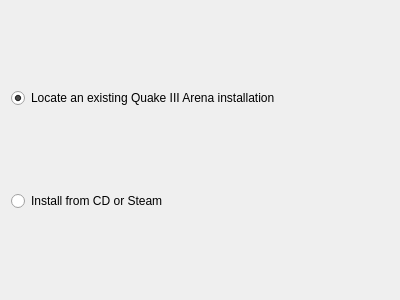
This is installwizard_installtype.ui in ioquake/launch as Qt 5 draws it before an edit. The edited form follows.
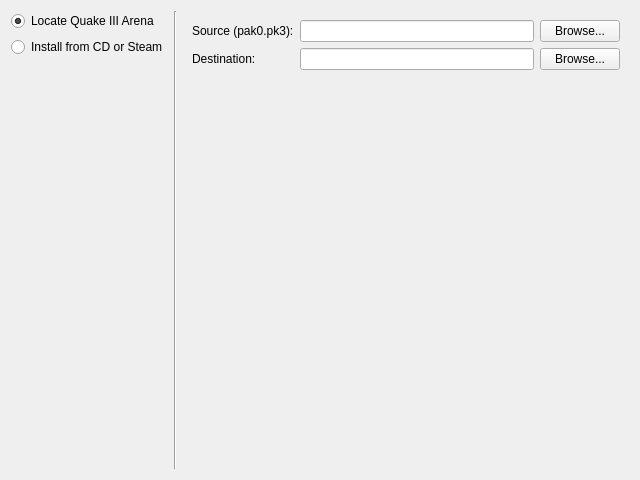
This is the edited form. The open tabs and pages were chosen to show the change.

Commit message: Merge the installtype, install and locate wizard pages into one page with a QStackedWidget.

The edit to the form file:
```diff
--- a/installwizard_installtype.ui
+++ b/installwizard_installtype.ui
@@ -6,8 +6,8 @@
    <rect>
     <x>0</x>
     <y>0</y>
-    <width>400</width>
-    <height>300</height>
+    <width>640</width>
+    <height>480</height>
    </rect>
   </property>
   <property name="windowTitle">
@@ -16,22 +16,131 @@
   <property name="title">
    <string>Select the installation type</string>
   </property>
-  <layout class="QVBoxLayout" name="verticalLayout">
+  <layout class="QHBoxLayout" name="horizontalLayout">
    <item>
-    <widget class="QRadioButton" name="rbLocate">
-     <property name="text">
-      <string>Locate an existing Quake III Arena installation</string>
-     </property>
-     <property name="checked">
-      <bool>true</bool>
+    <layout class="QVBoxLayout" name="verticalLayout">
+     <item>
+      <widget class="QRadioButton" name="rbLocate">
+       <property name="text">
+        <string>Locate Quake III Arena</string>
+       </property>
+       <property name="checked">
+        <bool>true</bool>
+       </property>
+      </widget>
+     </item>
+     <item>
+      <widget class="QRadioButton" name="rbInstall">
+       <property name="text">
+        <string>Install from CD or Steam</string>
+       </property>
+      </widget>
+     </item>
+     <item>
+      <spacer name="verticalSpacer">
+       <property name="orientation">
+        <enum>Qt::Vertical</enum>
+       </property>
+       <property name="sizeHint" stdset="0">
+        <size>
+         <width>20</width>
+         <height>40</height>
+        </size>
+       </property>
+      </spacer>
+     </item>
+    </layout>
+   </item>
+   <item>
+    <widget class="Line" name="line">
+     <property name="orientation">
+      <enum>Qt::Vertical</enum>
      </property>
     </widget>
    </item>
    <item>
-    <widget class="QRadioButton" name="rbInstall">
-     <property name="text">
-      <string>Install from CD or Steam</string>
-     </property>
+    <widget class="QStackedWidget" name="stackPages">
+     <widget class="QWidget" name="pageLocate">
+      <layout class="QVBoxLayout" name="verticalLayout_2">
+       <item>
+        <layout class="QHBoxLayout" name="horizontalLayout_2">
+         <item>
+          <widget class="QLineEdit" name="txtLocatePath"/>
+         </item>
+         <item>
+          <widget class="QPushButton" name="btnLocateBrowse">
+           <property name="text">
+            <string>Browse...</string>
+           </property>
+          </widget>
+         </item>
+        </layout>
+       </item>
+       <item>
+        <spacer name="verticalSpacer_2">
+         <property name="orientation">
+          <enum>Qt::Vertical</enum>
+         </property>
+         <property name="sizeHint" stdset="0">
+          <size>
+           <width>20</width>
+           <height>40</height>
+          </size>
+         </property>
+        </spacer>
+       </item>
+      </layout>
+     </widget>
+     <widget class="QWidget" name="pageInstallFromCd">
+      <layout class="QFormLayout" name="formLayout_2">
+       <item row="0" column="0" colspan="2">
+        <layout class="QFormLayout" name="formLayout">
+         <item row="0" column="0">
+          <widget class="QLabel" name="label">
+           <property name="text">
+            <string>Source (pak0.pk3):</string>
+           </property>
+          </widget>
+         </item>
+         <item row="0" column="1">
+          <layout class="QHBoxLayout" name="horizontalLayout_5">
+           <item>
+            <widget class="QLineEdit" name="txtInstallSource"/>
+           </item>
+           <item>
+            <widget class="QPushButton" name="btnInstallBrowseSource">
+             <property name="text">
+              <string>Browse...</string>
+             </property>
+            </widget>
+           </item>
+          </layout>
+         </item>
+         <item row="1" column="0">
+          <widget class="QLabel" name="label_2">
+           <property name="text">
+            <string>Destination:</string>
+           </property>
+          </widget>
+         </item>
+         <item row="1" column="1">
+          <layout class="QHBoxLayout" name="horizontalLayout_6">
+           <item>
+            <widget class="QLineEdit" name="txtInstallDest"/>
+           </item>
+           <item>
+            <widget class="QPushButton" name="btnInstallBrowseDest">
+             <property name="text">
+              <string>Browse...</string>
+             </property>
+            </widget>
+           </item>
+          </layout>
+         </item>
+        </layout>
+       </item>
+      </layout>
+     </widget>
     </widget>
    </item>
   </layout>
```
The commit also changes 16 other files.
